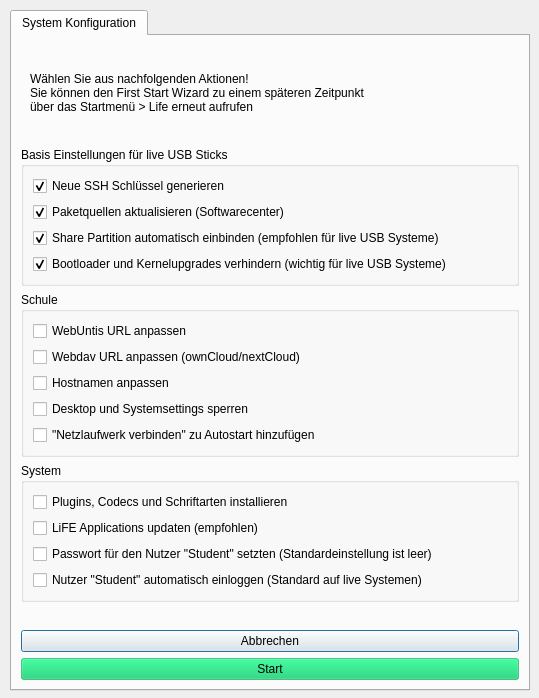
Qt form firststart.ui (valueerrorx/life-firststart) before a commit.
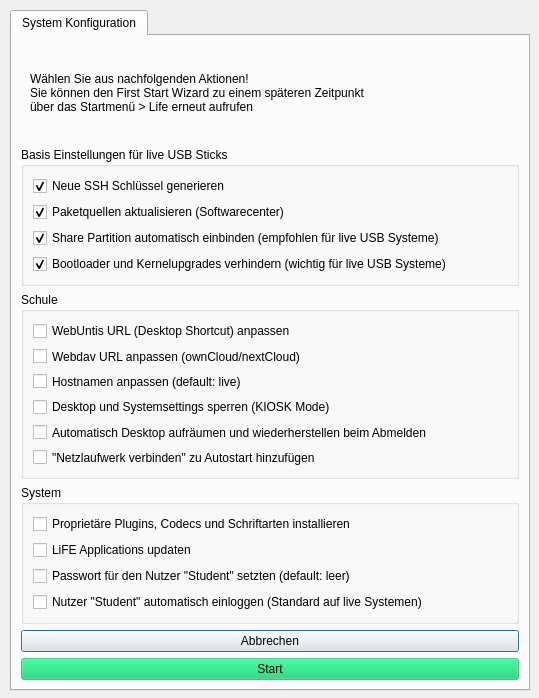
The same form after that commit. Icons and pictures are not drawn.

```diff
--- a/firststart.ui
+++ b/firststart.ui
@@ -280,7 +280,7 @@
            <string>&lt;html&gt;&lt;head/&gt;&lt;body&gt;&lt;p&gt;Die URL des WebUntis Links kann auf die schuleigene URL geändert werden&lt;/p&gt;&lt;/body&gt;&lt;/html&gt;</string>
           </property>
           <property name="text">
-           <string>WebUntis URL anpassen</string>
+           <string>WebUntis URL (Desktop Shortcut) anpassen</string>
           </property>
           <property name="checked">
            <bool>false</bool>
@@ -306,7 +306,7 @@
            <string>Der Hostname (Name des Systems) kann geändert werden.</string>
           </property>
           <property name="text">
-           <string>Hostnamen anpassen</string>
+           <string>Hostnamen anpassen (default: live)</string>
           </property>
           <property name="checked">
            <bool>false</bool>
@@ -319,13 +319,23 @@
            <string>Um an öffentlich zugängigen Stellen die Konfiguration des Desktops zu verhindern &lt;br&gt; kann dieser gesperrt werden.</string>
           </property>
           <property name="text">
-           <string>Desktop und Systemsettings sperren</string>
+           <string>Desktop und Systemsettings sperren (KIOSK Mode)</string>
           </property>
           <property name="checked">
            <bool>false</bool>
           </property>
          </widget>
         </item>
+        <item>
+         <widget class="QCheckBox" name="autoclean">
+          <property name="toolTip">
+           <string>&lt;html&gt;&lt;head/&gt;&lt;body&gt;&lt;p&gt;Beim Abmelden werden alle Änderungen&lt;br/&gt;an der Konfiguration rückgangig gemacht&lt;br/&gt;sowie das /home Verzeichnis aufgeräumt&lt;/p&gt;&lt;/body&gt;&lt;/html&gt;</string>
+          </property>
+          <property name="text">
+           <string>Automatisch Desktop aufräumen und wiederherstellen beim Abmelden</string>
+          </property>
+         </widget>
+        </item>
         <item>
          <widget class="QCheckBox" name="remoteshare">
           <property name="toolTip">
@@ -351,7 +361,7 @@
            <string>Lizensierte Schriftarten, Codecs und Plugins dürfen nicht von dritten distribuiert werden. &lt;br&gt; Die Benutzer des System können diese jedoch nachinstallieren.</string>
           </property>
           <property name="text">
-           <string>Plugins, Codecs und Schriftarten installieren</string>
+           <string>Proprietäre Plugins, Codecs und Schriftarten installieren</string>
           </property>
           <property name="checked">
            <bool>false</bool>
@@ -364,7 +374,7 @@
            <string>&lt;html&gt;&lt;head/&gt;&lt;body&gt;&lt;p&gt;Bringt die LiFE Applications auf neuesten Stand&lt;/p&gt;&lt;/body&gt;&lt;/html&gt;</string>
           </property>
           <property name="text">
-           <string>LiFE Applications updaten (empfohlen)</string>
+           <string>LiFE Applications updaten</string>
           </property>
           <property name="checked">
            <bool>false</bool>
@@ -377,7 +387,7 @@
            <string>&lt;html&gt;&lt;head/&gt;&lt;body&gt;&lt;p&gt;Das Passwort der Benutzers Student ist leer&lt;/p&gt;&lt;/body&gt;&lt;/html&gt;</string>
           </property>
           <property name="text">
-           <string>Passwort für den Nutzer &quot;Student&quot; setzten (Standardeinstellung ist leer)</string>
+           <string>Passwort für den Nutzer &quot;Student&quot; setzten (default: leer)</string>
           </property>
          </widget>
         </item>
```
